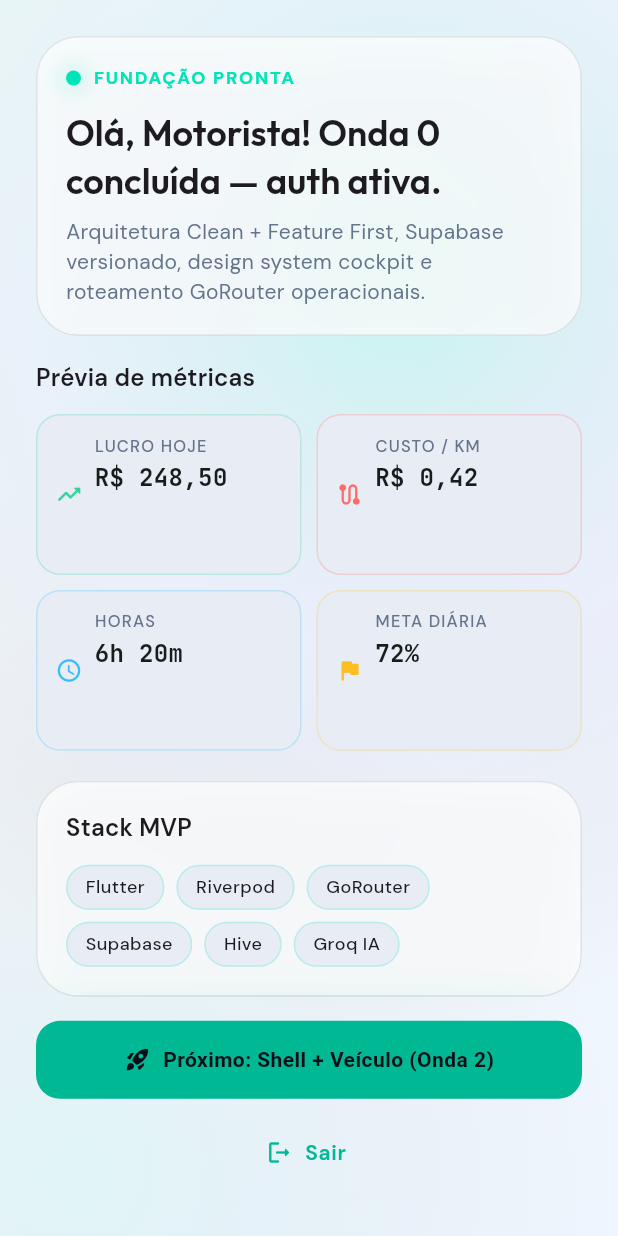
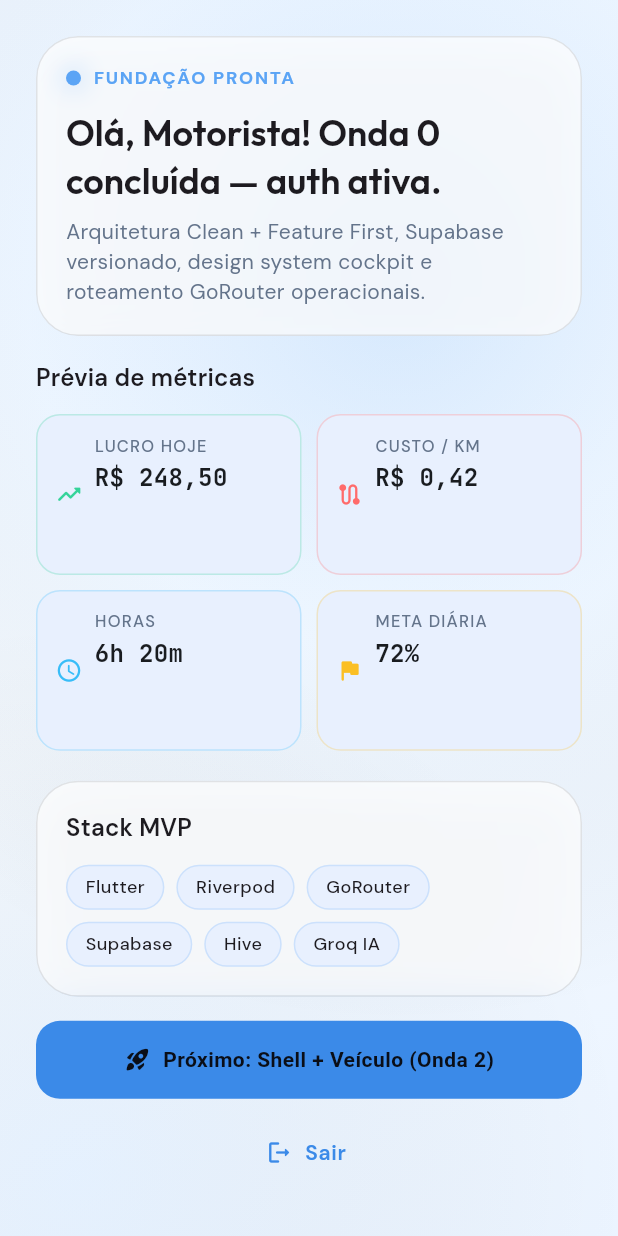
Before and after one commit to solerpedroo/driveflow, a Flutter app: the FoundationScreen screen opened directly, scrolled down 103 dp, on a phone screen of 412 x 824 dp. Run offline on Flutter 3.47's test engine with Material 3 defaults, Android fonts, the phone set to English and light mode, and no system bars; our stand-ins replace cached_network_image, connectivity_plus, dio, file_picker, fl_chart, flutter_hooks and 14 more; missing offline and left inert: google_mlkit_text_recognition; accounts and stored records are empty; network calls fail.

Commit message:
feat(theme): switch brand palette from teal to light blue sky tones
Co-authored-by: Pedro Henrique Contardi Soler <pedrocsoler@hotmail.com>

```diff
--- a/lib/core/theme/app_colors.dart
+++ b/lib/core/theme/app_colors.dart
@@ -1,14 +1,21 @@
 import 'package:flutter/material.dart';
 import 'package:flutter/services.dart';
 
-/// Design tokens centralizados — identidade "cockpit noturno" para motoristas.
+/// Design tokens centralizados — identidade azul-claro para motoristas.
 abstract final class AppColors {
-  // Brand
-  static const Color electricTeal = Color(0xFF00E5B8);
-  static const Color electricTealDim = Color(0xFF00B894);
+  // Brand — paleta azul-claro (onda 16)
+  static const Color skyBlue = Color(0xFF5BA4F5);
+  static const Color skyBlueDim = Color(0xFF3B8AE8);
+  static const Color skyBlueSoft = Color(0xFF93C5FD);
   static const Color deepNavy = Color(0xFF0A0E17);
   static const Color midnight = Color(0xFF121826);
   static const Color slate = Color(0xFF1E293B);
+
+  /// @deprecated Use [skyBlue]. Mantido para compatibilidade temporária.
+  static const Color electricTeal = skyBlue;
+
+  /// @deprecated Use [skyBlueDim]. Mantido para compatibilidade temporária.
+  static const Color electricTealDim = skyBlueDim;
 
   // Semantic
   static const Color profitGreen = Color(0xFF34D399);
@@ -17,9 +24,9 @@ abstract final class AppColors {
   static const Color infoBlue = Color(0xFF38BDF8);
 
   // Light mode surfaces
-  static const Color lightBackground = Color(0xFFF4F7FB);
+  static const Color lightBackground = Color(0xFFF0F7FF);
   static const Color lightSurface = Color(0xFFFFFFFF);
-  static const Color lightMuted = Color(0xFFE8EDF5);
+  static const Color lightMuted = Color(0xFFE8F0FE);
 
   // Text
   static const Color textSecondary = Color(0xFF94A3B8);
@@ -54,23 +61,23 @@ abstract final class AppColors {
       ];
     }
     return const [
-      Color(0xFFF0FDF9),
-      Color(0xFFF4F7FB),
-      Color(0xFFEFF6FF),
+      Color(0xFFF0F7FF),
+      Color(0xFFF5FAFF),
+      Color(0xFFEBF4FF),
     ];
   }
 
   static List<Color> accentGlow(Brightness brightness) {
     if (brightness == Brightness.dark) {
       return [
-        electricTeal.withValues(alpha: 0.25),
-        const Color(0xFF6366F1).withValues(alpha: 0.12),
+        skyBlue.withValues(alpha: 0.28),
+        skyBlueSoft.withValues(alpha: 0.10),
         Colors.transparent,
       ];
     }
     return [
-      electricTeal.withValues(alpha: 0.18),
-      const Color(0xFF818CF8).withValues(alpha: 0.08),
+      skyBlue.withValues(alpha: 0.20),
+      skyBlueSoft.withValues(alpha: 0.08),
       Colors.transparent,
     ];
   }
```
